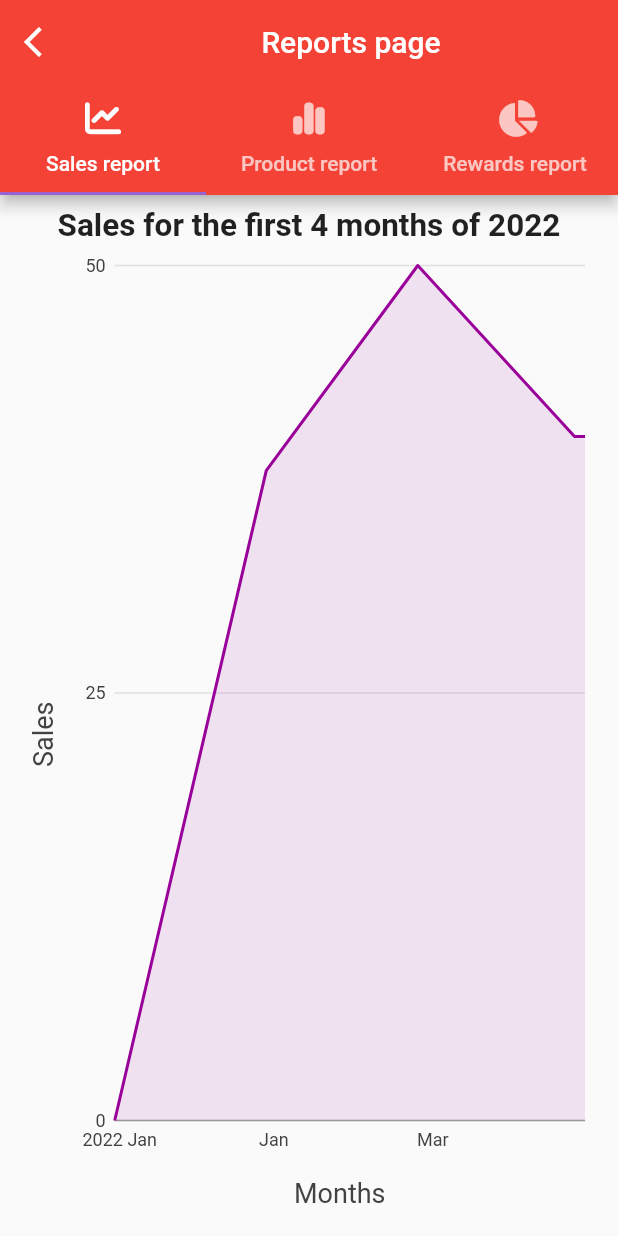
After one commit to Shahil-Harripersad/JimmysAppDemo, a Flutter app: the screen it shows once a user with an empty profile is signed in, after a tap on an icon or button, on a phone screen of 412 x 824 dp. The commit adds this screen. Run offline on Flutter 3.47's test engine with Material 2 defaults, Android fonts, the phone set to English and light mode, and no system bars; our stand-ins replace charts_flutter, firebase_auth, firebase_core, firebase_database, font_awesome_flutter, getwidget and 1 more; missing offline and left inert: firebase_auth_web, firebase_core_web, shared_preferences_web; accounts and stored records are empty.

Commit message:
Basic reports functionality
-Created reports page
-Integrated sales report using sample data
-Integrated product report using sample data

```diff
--- /dev/null
+++ b/lib/Widgets/sales_line.dart
@@ -0,0 +1,89 @@
+import 'package:flutter/material.dart';
+import 'package:charts_flutter/flutter.dart' as charts;
+import 'package:font_awesome_flutter/font_awesome_flutter.dart';
+import '../models/reports.dart';
+
+//This class creates a widget for the sales line chart which will be used on the reports page
+
+class SalesLineChart extends StatefulWidget {
+  const SalesLineChart({Key? key}) : super(key: key);
+
+  @override
+  _SalesLineChartState createState() => _SalesLineChartState();
+}
+
+class _SalesLineChartState extends State<SalesLineChart> {
+  List<charts.Series<Sales, DateTime>> _seriesLineData =
+      []; //A list that will store all the sales data for the sales line chart report
+
+  _generateData() {
+    var lineChartSalesData = [
+      //Stores all sales objects for the sales report
+      //Hard coded for now
+      Sales(DateTime(2022, 01, 1), 0),
+      Sales(DateTime(2022, 01, 30), 38),
+      Sales(DateTime(2022, 02, 28), 50),
+      Sales(DateTime(2022, 03, 30), 40),
+      Sales(DateTime(2022, 04, 1), 40)
+    ];
+
+    //Adding the lineChartSalesData (seen above) to the list
+    _seriesLineData.add(
+      charts.Series(
+        colorFn: (__, _) => charts.ColorUtil.fromDartColor(Color(0xff990099)),
+        id: 'Sales',
+        data: lineChartSalesData,
+        domainFn: (Sales sales, _) => sales.time,
+        measureFn: (Sales sales, _) => sales.salesValue,
+      ),
+    );
+  }
+
+  @override
+  void initState() {
+    // TODO: implement initState
+    super
+        .initState(); //This runs the original initState function that we inherited from the material app class (even though we override i)
+    _seriesLineData = <charts.Series<Sales, DateTime>>[];
+    _generateData(); //Generates all the data for the chart (method specified above)
+  }
+
+  @override
+  Widget build(BuildContext context) {
+    return Scaffold(
+      body: Padding(
+        padding: EdgeInsets.all(8.0),
+        child: Container(
+          child: Center(
+            child: Column(
+              children: <Widget>[
+                Text(
+                  'Sales for the first 4 months of 2022',
+                  style: TextStyle(fontSize: 21.0, fontWeight: FontWeight.bold),
+                ),
+                Expanded(
+                  child: charts.TimeSeriesChart(
+                      _seriesLineData, //Adding the sales data to the line chart
+                      defaultRenderer: new charts.LineRendererConfig(
+                          includeArea: true, stacked: true),
+                      animate: true,
+                      animationDuration: Duration(seconds: 3),
+                      behaviors: [
+                        charts.ChartTitle('Months',
+                            behaviorPosition: charts.BehaviorPosition.bottom,
+                            titleOutsideJustification:
+                                charts.OutsideJustification.middleDrawArea),
+                        charts.ChartTitle('Sales',
+                            behaviorPosition: charts.BehaviorPosition.start,
+                            titleOutsideJustification:
+                                charts.OutsideJustification.middleDrawArea),
+                      ]),
+                ),
+              ],
+            ),
+          ),
+        ),
+      ),
+    );
+  }
+}
--- /dev/null
+++ b/lib/models/reports.dart
@@ -0,0 +1,22 @@
+import 'package:charts_flutter/flutter.dart' as charts;
+import 'package:flutter/material.dart';
+import 'package:font_awesome_flutter/font_awesome_flutter.dart';
+
+//This model defines data objects which will be constructed and used in the reports
+
+class Sales {
+  //Sales object
+  DateTime time;
+  int salesValue;
+
+  Sales(this.time, this.salesValue);
+}
+
+class ProductSales {
+  //Sales per product object
+
+  String productName;
+  int noOfProductSold;
+
+  ProductSales(this.productName, this.noOfProductSold);
+}
--- a/lib/screens/home_page.dart
+++ b/lib/screens/home_page.dart
@@ -7,6 +7,8 @@ import 'package:jimmys_app_demo/screens/signin_page.dart';
 import 'package:provider/provider.dart';
 import 'package:jimmys_app_demo/screens/item_page.dart';
 import 'package:jimmys_app_demo/Widgets/card_menu_item.dart';
+import 'package:font_awesome_flutter/font_awesome_flutter.dart';
+import '../screens/reports_page.dart';
 
 class HomePage extends StatelessWidget {
   const HomePage({Key? key}) : super(key: key);
@@ -102,8 +104,10 @@ class HomePage extends StatelessWidget {
 
               //Search Button
               IconButton(
-                  icon: const Icon(Icons.search, color: Colors.black),
-                  onPressed: () {}),
+                  icon: const Icon(FontAwesomeIcons.chartLine,
+                      color: Colors.black),
+                  onPressed: () => Navigator.of(context).push(MaterialPageRoute(
+                      builder: (context) => const ReportsPage()))),
             ],
           ),
         ),
--- a/lib/screens/item_page.dart
+++ b/lib/screens/item_page.dart
@@ -193,8 +193,6 @@ class ItemPage extends State<ItemPageState> {
             onPressed: () {
               cart.addItem(_itemName, _itemCounter, _itemPrice,
                   combinedPrice); //Creating a new cart item with the same values as the item on the item page
-
-              print(cart.items);
             },
           ),
         ),
--- /dev/null
+++ b/lib/screens/reports_page.dart
@@ -0,0 +1,65 @@
+import 'package:flutter/material.dart';
+import 'package:charts_flutter/flutter.dart' as charts;
+import 'package:font_awesome_flutter/font_awesome_flutter.dart';
+import '../screens/home_page.dart';
+import '../Widgets/sales_line.dart';
+import '../Widgets/sales_per_item_bar.dart';
+
+class ReportsPage extends StatefulWidget {
+  const ReportsPage({Key, key}) : super(key: key);
+
+  @override
+  _ReportsPageState createState() => _ReportsPageState();
+}
+
+class _ReportsPageState extends State<ReportsPage> {
+  @override
+  void initState() {
+    super.initState();
+  }
+
+  @override
+  Widget build(BuildContext context) {
+    return MaterialApp(
+      home: DefaultTabController(
+        length: 3,
+        child: Scaffold(
+            appBar: AppBar(
+              backgroundColor: Colors.red,
+              //backgroundColor: Color(0xff308e1c),
+              bottom: const TabBar(
+                indicatorColor: Color(0xff9962D0),
+                tabs: [
+                  Tab(
+                    icon: Icon(FontAwesomeIcons.chartLine),
+                    text: "Sales report",
+                  ),
+                  Tab(
+                    icon: Icon(FontAwesomeIcons.chartSimple),
+                    text: "Product report",
+                  ),
+                  Tab(
+                    icon: Icon(FontAwesomeIcons.chartPie),
+                    text: "Rewards report",
+                  ),
+                ],
+              ),
+              title: Center(child: Text('Reports page')),
+              leading: IconButton(
+                onPressed: () {
+                  Navigator.of(context).push(MaterialPageRoute(
+                      builder: (context) => const HomePage()));
+                },
+                icon: const Icon(Icons.arrow_back_ios),
+              ),
+            ),
+            //TabBar View contains all the elements of the Tab bar, there must be as many elements as there are tab bars, and they must be in the same order as the tab bars.
+            body: TabBarView(children: [
+              SalesLineChart(),
+              ProductBarChart(),
+              Center(child: Text("To be added."))
+            ])),
+      ),
+    );
+  }
+}
--- a/pubspec.yaml
+++ b/pubspec.yaml
@@ -35,7 +35,7 @@ dependencies:
   # Use with the CupertinoIcons class for iOS style icons.
   cupertino_icons: ^1.0.2
 
-  # Firebase Database
+  # Firebase Database & other dependencies
   firebase_core: ^1.16.0
   firebase_auth: ^3.3.17
   firebase_database: ^9.0.14
@@ -46,6 +46,8 @@ dependencies:
   getwidget: ^2.0.5
   page_transition: ^2.0.5
 
+  charts_flutter: ^0.12.0
+  font_awesome_flutter: ^10.1.0
 dev_dependencies:
   flutter_test:
     sdk: flutter
```
Also changed, not shown: lib/Widgets/sales_per_item_bar.dart (added, +86 -0 lines), pubspec.lock, 1 other file.
